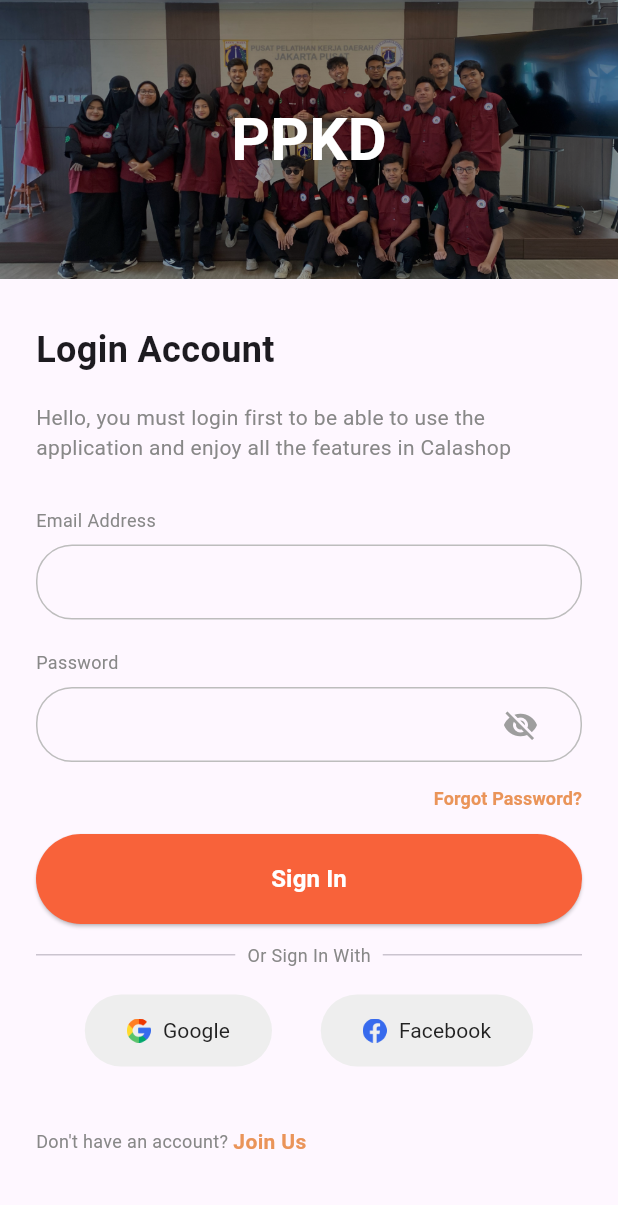
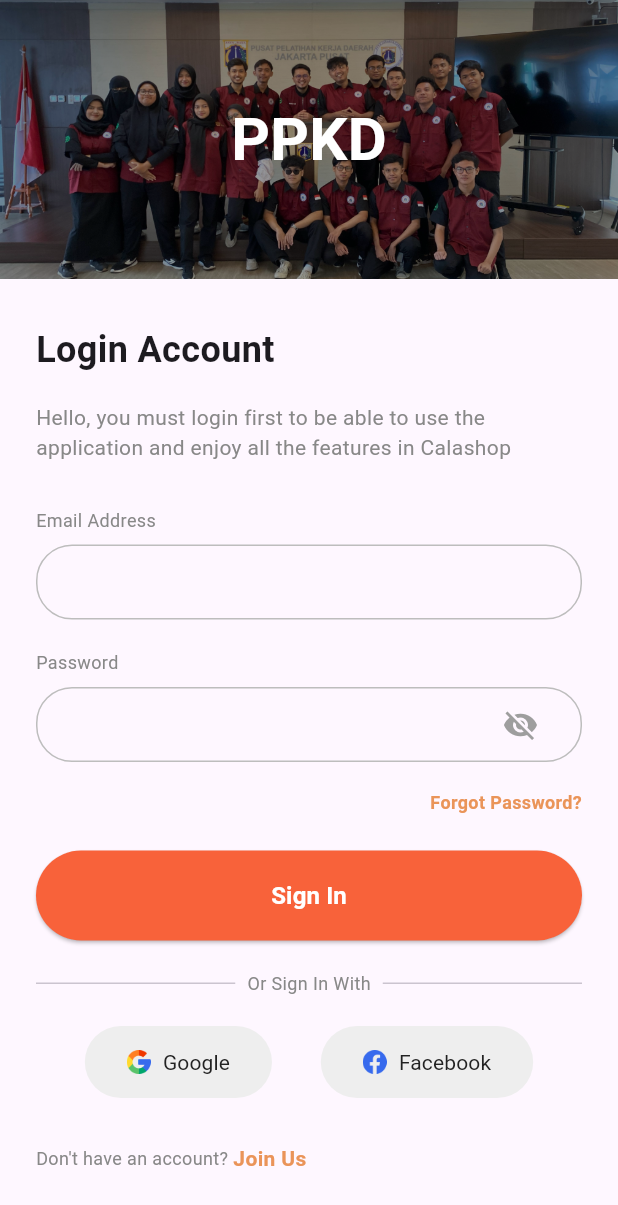
Before and after one commit to AliRosi/task-flutter-ppkdb2, a Flutter app: the screen it shows after launch, on a phone screen of 412 x 824 dp. Shown: the top 1205 px of the screen. Run offline on Flutter 3.47's test engine with Material 3 defaults, Android fonts, the phone set to English and light mode, and no system bars.

Commit message:
tugas 6 done

```diff
--- a/lib/tugas6_flutter/tugas6.dart
+++ b/lib/tugas6_flutter/tugas6.dart
@@ -111,7 +111,6 @@
                             obscureText: !_isPasswordVisible,
                             decoration: InputDecoration(
                               border: InputBorder.none,
-                              // hintText: '••••••••••••',
                             ),
                           ),
                         ),
@@ -132,15 +131,13 @@
                     ),
                   ),
 
+                  SizedBox(height: 18),
+
                   // Forgot Password button
                   Align(
                     alignment: Alignment.centerRight,
-                    child: TextButton(
-                      style: TextButton.styleFrom(
-                        minimumSize: Size.zero,
-                        padding: EdgeInsets.zero,
-                      ),
-                      onPressed: () {},
+                    child: GestureDetector(
+                      onTap: () {},
                       child: Text(
                         'Forgot Password?',
                         style: TextStyle(
@@ -151,6 +148,8 @@
                       ),
                     ),
                   ),
+
+                  SizedBox(height: 24),
 
                   // Sign in button
                   ElevatedButton(
@@ -172,7 +171,7 @@
                     ),
                   ),
 
-                  SizedBox(height: 12),
+                  SizedBox(height: 20),
 
                   Row(
                     children: [
@@ -191,7 +190,8 @@
                       Expanded(child: Divider()),
                     ],
                   ),
-                  SizedBox(height: 18),
+
+                  SizedBox(height: 20),
 
                   // Google and Facebook buttons
                   Row(
@@ -266,7 +266,8 @@
                       ),
                     ],
                   ),
-                  SizedBox(height: 40),
+
+                  SizedBox(height: 30),
 
                   // Register
                   Row(
```
Also changed, not shown: 1 other file.
